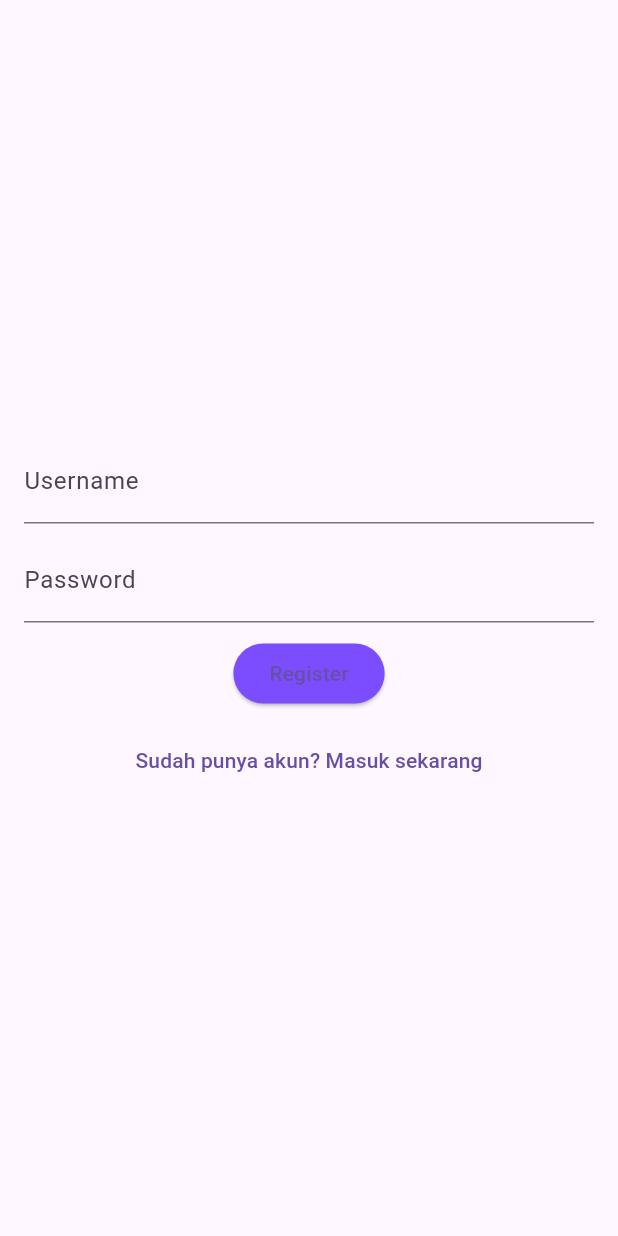
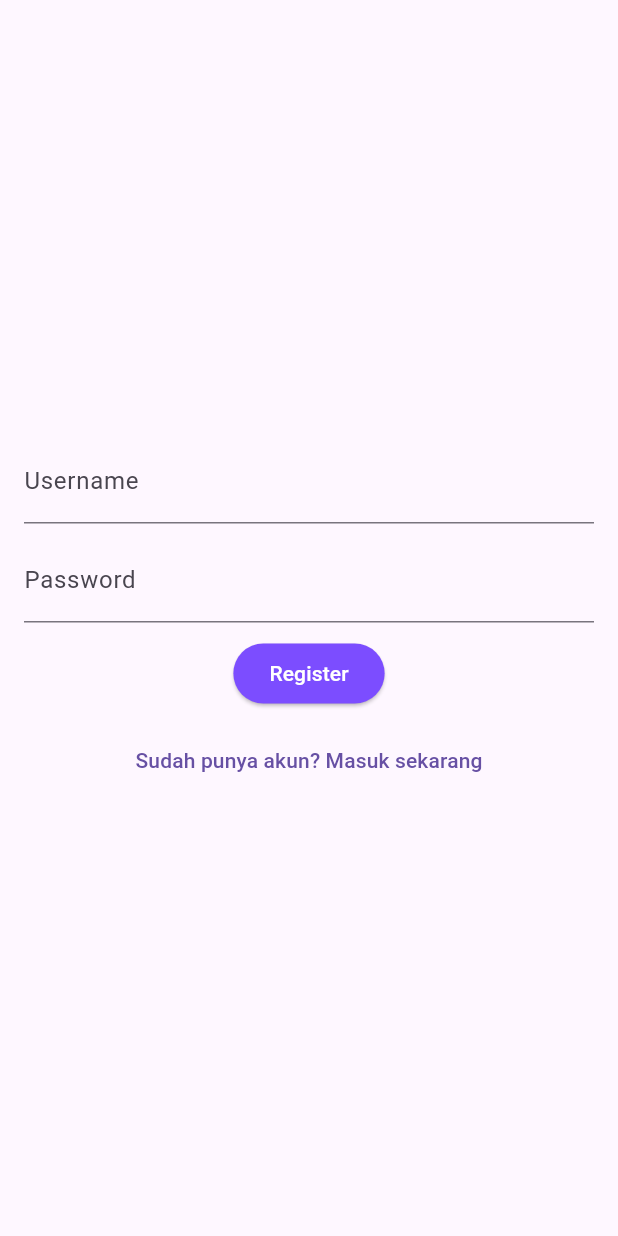
Before and after one commit to Lamz16/Octa_Shop, a Flutter app: the screen it shows after launch, after a tap on "Belum punya akun? Daftar sekarang", on a phone screen of 412 x 824 dp. Run offline on Flutter 3.47's test engine with Material 3 defaults, Android fonts, the phone set to English and light mode, and no system bars.

Commit message:
Change button text color

```diff
--- a/lib/login.dart
+++ b/lib/login.dart
@@ -44,7 +44,12 @@
                   },
                 ),
               ),
-              child: const Text('Login'),
+              child: const Text(
+              'Login',
+              style: TextStyle(
+                color: Colors.white,
+              ),
+            ),
             ),
             const SizedBox(height: 10),
             TextButton(
--- a/lib/register.dart
+++ b/lib/register.dart
@@ -44,7 +44,12 @@
                   },
                 ),
               ),
-              child: const Text('Register'),
+                child: const Text(
+                  'Register',
+                  style: TextStyle(
+                    color: Colors.white,
+                  ),
+                ),
             ),
             const SizedBox(height: 10),
             TextButton(
--- a/pubspec.yaml
+++ b/pubspec.yaml
@@ -19,7 +19,7 @@
 version: 1.0.0+1
 
 environment:
-  sdk: '>=3.1.5 <4.0.0'
+  sdk: '>=3.2.1 <=4.0.0'
 
 # Dependencies specify other packages that your package needs in order to work.
 # To automatically upgrade your package dependencies to the latest versions
```
Also changed, not shown: pubspec.lock.
